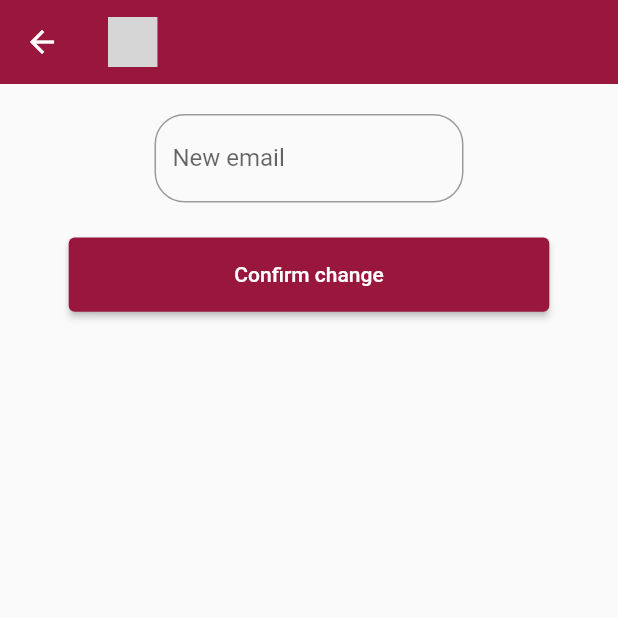
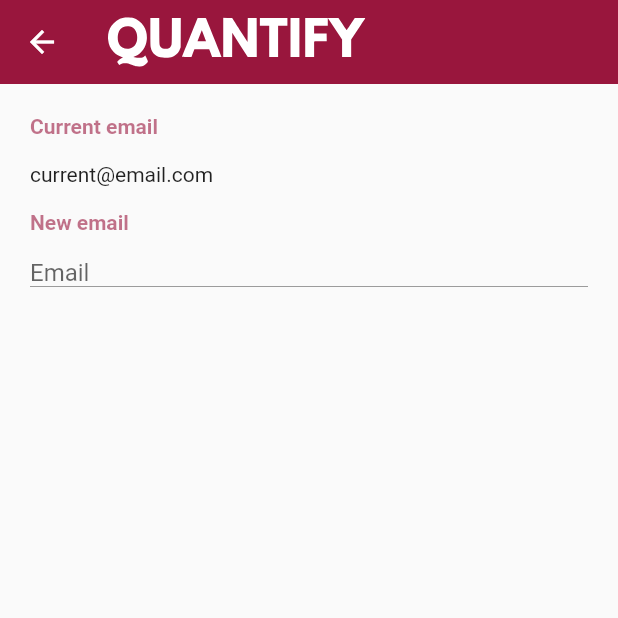
Before and after one commit to amino-health/quantify-app, a Flutter app: the screen it shows after launch, item 3 of the bottom bar chosen, after a tap on "Email", on a phone screen of 412 x 824 dp, the top half of it. Run offline on Flutter 3.47's test engine with Material 2 defaults, Android fonts, the phone set to English and light mode, and no system bars; our stand-ins replace flutter_svg, google_fonts, settings_ui, syncfusion_flutter_charts; missing offline and left inert: lipsum; grey boxes are pictures that could not be loaded.

Commit message:
Fixed profile view

```diff
--- a/quantify_app/lib/main.dart
+++ b/quantify_app/lib/main.dart
@@ -10,11 +10,26 @@ void main() {
 
 class MyApp extends StatelessWidget {
   // This widget is the root of your application.
+
   @override
   Widget build(BuildContext context) {
+    Map<int, Color> color = {
+    50:Color.fromRGBO(153,22,61, .1),
+    100:Color.fromRGBO(153,22,61, .2),
+    200:Color.fromRGBO(153,22,61, .3),
+    300:Color.fromRGBO(153,22,61, .4),
+    400:Color.fromRGBO(153,22,61, .5),
+    500:Color.fromRGBO(153,22,61, .6),
+    600:Color.fromRGBO(153,22,61, .7),
+    700:Color.fromRGBO(153,22,61, .8),
+    800:Color.fromRGBO(153,22,61, .9),
+    900:Color.fromRGBO(153,22,61, 1),
+  };
+
+  MaterialColor primaryColor = MaterialColor(0xFF99163D, color);
     return MaterialApp(
         theme: ThemeData(
-          primarySwatch: Colors.blueGrey,
+          primarySwatch: primaryColor
         ),
         home: HomeScreen());
   }
--- a/quantify_app/lib/screens/change.dart
+++ b/quantify_app/lib/screens/change.dart
@@ -1,56 +1,71 @@
 import 'package:flutter/material.dart';
-import 'package:flutter/services.dart';
-
 import 'homeSkeleton.dart';
 
 class Change extends StatefulWidget {
   final String toChange;
+  final dynamic current;
 
-  Change({Key key, this.toChange}) : super(key: key);
+  Change({Key key, this.toChange, this.current}) : super(key: key);
 
   @override
   _ChangeState createState() => _ChangeState();
 }
 
 class _ChangeState extends State<Change> {
+  final TextStyle titleTextStyle;
+
+  _ChangeState({this.titleTextStyle});
+
   @override
   Widget build(BuildContext context) {
-    TextEditingController _changeController = TextEditingController();
+    String _unit = widget.toChange == "weight"
+        ? " kg"
+        : widget.toChange == "height"
+            ? " cm"
+            : "";
+    String _change = widget.toChange.toString();
+    String _current = widget.current.toString() + _unit;
+
+    TextEditingController _inputController = TextEditingController();
+
     return Scaffold(
       appBar: CustomAppBar(),
-      body: Center(
+      body: Container(
+        padding: const EdgeInsets.only(left: 20, right: 20, top: 20),
         child: Column(
+          crossAxisAlignment: CrossAxisAlignment.start,
           children: [
+            Text(
+              "Current ${widget.toChange}",
+              textAlign: TextAlign.left,
+              style: TextStyle(
+                fontWeight: FontWeight.bold,
+                color: Theme.of(context).accentColor,
+              ),
+            ),
             Container(
-              margin: const EdgeInsets.only(top: 20),
-              child: TextField(
-                keyboardType: widget.toChange == "email"
-                    ? TextInputType.emailAddress
-                    : TextInputType.number,
-                inputFormatters: <TextInputFormatter>[
-                  FilteringTextInputFormatter.allow(RegExp(r'[0-9]')),
-                ],
-                decoration: InputDecoration(
-                  border: OutlineInputBorder(
-                    borderRadius: BorderRadius.all(Radius.circular(20)),
-                  ),
-                  labelText: "New ${widget.toChange}",
+              margin: const EdgeInsets.only(top: 16, bottom: 16),
+              child: Text(
+                _current,
+                textAlign: TextAlign.left,
+              ),
+            ),
+            Text(
+              "New ${widget.toChange}",
+              textAlign: TextAlign.left,
+              style: TextStyle(
+                fontWeight: FontWeight.bold,
+                color: Theme.of(context).accentColor,
+              ),
+            ),
+            Container(
+              padding: const EdgeInsets.only(top: 16),
+              child: TextFormField(
+                controller: _inputController,
+                decoration: InputDecoration.collapsed(
+                  hintText: '${_change[0].toUpperCase()}${_change.substring(1)}',
+                  border: UnderlineInputBorder(),
                 ),
-              ),
-              height: MediaQuery.of(context).size.height * 0.1,
-              width: MediaQuery.of(context).size.width * 0.5,
-            ),
-            ElevatedButton(
-              onPressed: () {},
-              style: ButtonStyle(backgroundColor:
-                  MaterialStateProperty.resolveWith<Color>(
-                      (Set<MaterialState> states) {
-                return const Color(0xFF99163D);
-              })),
-              child: Container(
-                height: MediaQuery.of(context).size.height * 0.06,
-                width: MediaQuery.of(context).size.width * 0.7,
-                child: Center(child: Text("Confirm change")),
               ),
             ),
           ],
--- a/quantify_app/lib/screens/homeSkeleton.dart
+++ b/quantify_app/lib/screens/homeSkeleton.dart
@@ -22,7 +22,7 @@ class _CustomAppBarState extends State<CustomAppBar> {
       title: Container(
         height: MediaQuery.of(context).size.height * 0.1,
         alignment: Alignment.centerLeft,
-        child: SvgPicture.asset("lib/assets/text.svg",
+        child: SvgPicture.asset("lib/assets/quantify.svg",
             color: Colors.white,
             height: MediaQuery.of(context).size.height * 0.04),
       ),
--- a/quantify_app/lib/screens/profileScreen.dart
+++ b/quantify_app/lib/screens/profileScreen.dart
@@ -1,6 +1,5 @@
 import 'package:flutter/material.dart';
 import 'package:quantify_app/screens/change.dart';
-import 'package:quantify_app/screens/tos.dart';
 import 'package:settings_ui/settings_ui.dart';
 
 class Profile extends StatefulWidget {
@@ -9,6 +8,10 @@ class Profile extends StatefulWidget {
 }
 
 class _ProfileState extends State<Profile> {
+  String _currentEmail = 'current@email.com';
+  int _currentWeight = 85;
+  int _currentHeight = 190;
+
   @override
   Widget build(BuildContext context) {
     return SettingsList(
@@ -19,10 +22,15 @@ class _ProfileState extends State<Profile> {
           tiles: [
             SettingsTile(
               title: 'Email',
-              subtitle: 'current@email.com',
+              subtitle: _currentEmail,
               onPressed: (BuildContext context) {
-                Navigator.push(context,
-                    MaterialPageRoute(builder: (context) => Change(toChange: "email")));
+                Navigator.push(
+                    context,
+                    MaterialPageRoute(
+                        builder: (context) => Change(
+                              toChange: "email",
+                              current: _currentEmail,
+                            )));
               },
             ),
           ],
@@ -32,18 +40,22 @@ class _ProfileState extends State<Profile> {
           tiles: [
             SettingsTile(
               title: 'Current height',
-              subtitle: '190cm',
+              subtitle: '$_currentHeight cm',
               onPressed: (BuildContext context) {
-                Navigator.push(context,
-                    MaterialPageRoute(builder: (context) => Change(toChange: "height")));
+                Navigator.push(
+                    context,
+                    MaterialPageRoute(
+                        builder: (context) => Change(toChange: "height", current: _currentHeight,)));
               },
             ),
             SettingsTile(
               title: 'Current weight',
-              subtitle: '85 kg',
+              subtitle: '$_currentWeight kg',
               onPressed: (BuildContext context) {
-                Navigator.push(context,
-                    MaterialPageRoute(builder: (context) => Change(toChange: "weight")));
+                Navigator.push(
+                    context,
+                    MaterialPageRoute(
+                        builder: (context) => Change(toChange: "weight", current: _currentWeight,)));
               },
             ),
           ],
```
Also changed, not shown: quantify_app/lib/assets/quantify.svg (added).
